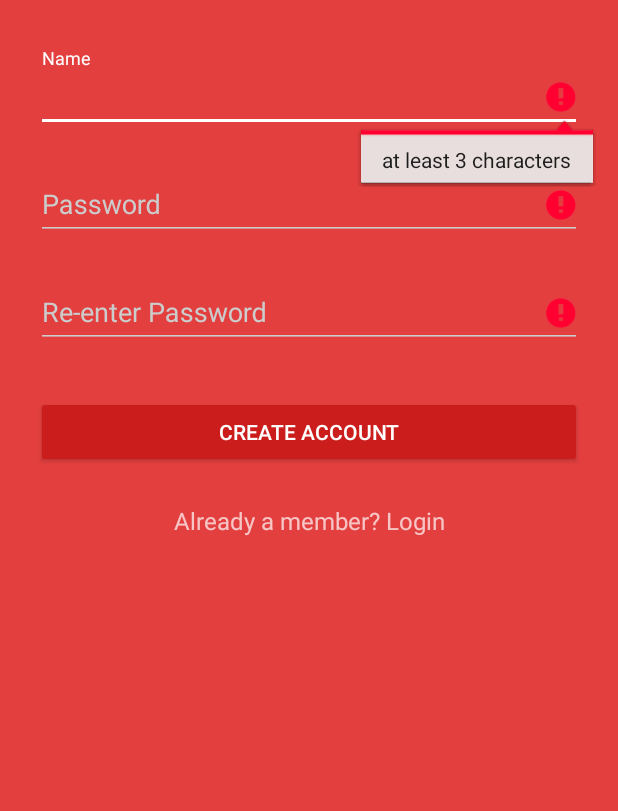
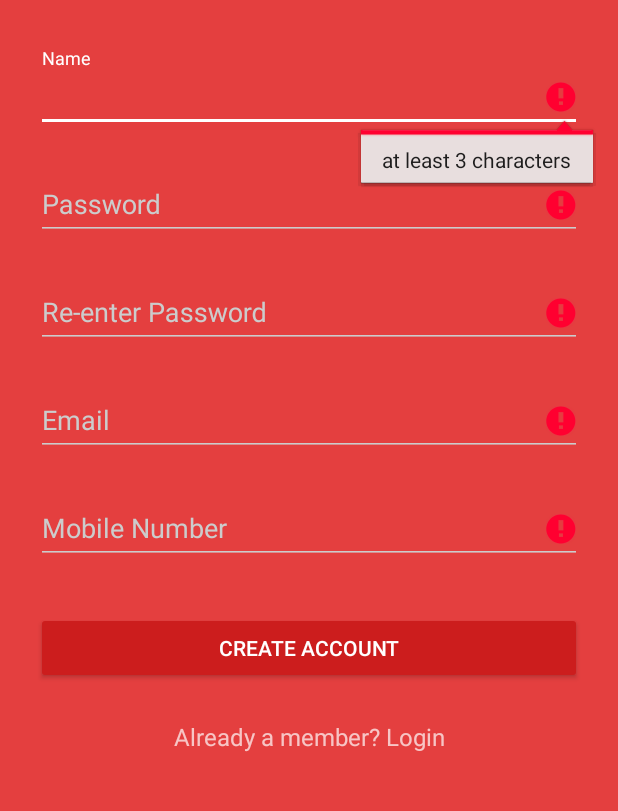
Before and after one commit to anthonyhadi/ProjectAsymmetricFingerprint, an Android app: the RegisterActivity screen opened directly, with no data from a screen before it, after a tap on "CREATE ACCOUNT", on a phone screen of 412 x 824 dp, the part 192-1003 px from its top. Run offline under Robolectric (Android 15) with nearby library versions, the phone set to English and light mode, and no system bars; our stand-ins replace ButterKnife.

Commit message:
add mobile and email field on register page

```diff
--- a/Application/src/main/java/com/example/android/asymmetricfingerprintdialog/RegisterActivity.java
+++ b/Application/src/main/java/com/example/android/asymmetricfingerprintdialog/RegisterActivity.java
@@ -18,6 +18,8 @@ public class RegisterActivity extends AppCompatActivity {
     private static final String TAG = "SignupActivity";
 
     @Bind(R.id.input_name) EditText _nameText;
+    @Bind(R.id.input_email) EditText _emailText;
+    @Bind(R.id.input_mobile) EditText _mobileText;
     @Bind(R.id.input_password) EditText _passwordText;
     @Bind(R.id.input_reEnterPassword) EditText _reEnterPasswordText;
     @Bind(R.id.btn_signup) Button _signupButton;
@@ -67,20 +69,14 @@ public class RegisterActivity extends AppCompatActivity {
         progressDialog.show();
 
         userId = _nameText.getText().toString();
+        String email = _emailText.getText().toString();
+        String mobile = _mobileText.getText().toString();
         password = _passwordText.getText().toString();
 
-        // TODO: Implement your own signup logic here.
+        // TODO: call services /generatePin {userId,password,email,mobile}
 
-        new android.os.Handler().postDelayed(
-                new Runnable() {
-                    public void run() {
-                        // On complete call either onSignupSuccess or onSignupFailed
-                        // depending on success
-                        onSignupSuccess();
-                        // onSignupFailed();
-                        progressDialog.dismiss();
-                    }
-                }, 3000);
+
+        progressDialog.dismiss();
     }
 
     public void onSignupSuccess() {
@@ -105,6 +101,8 @@ public class RegisterActivity extends AppCompatActivity {
         boolean valid = true;
 
         String name = _nameText.getText().toString();
+        String email = _emailText.getText().toString();
+        String mobile = _mobileText.getText().toString();
         String password = _passwordText.getText().toString();
         String reEnterPassword = _reEnterPasswordText.getText().toString();
 
@@ -113,6 +111,20 @@ public class RegisterActivity extends AppCompatActivity {
             valid = false;
         } else {
             _nameText.setError(null);
+        }
+
+        if (email.isEmpty() || !android.util.Patterns.EMAIL_ADDRESS.matcher(email).matches()) {
+            _emailText.setError("enter a valid email address");
+            valid = false;
+        } else {
+            _emailText.setError(null);
+        }
+
+        if (mobile.isEmpty() || mobile.length()!=10) {
+            _mobileText.setError("Enter Valid Mobile Number");
+            valid = false;
+        } else {
+            _mobileText.setError(null);
         }
 
         if (password.isEmpty() || password.length() < 4 || password.length() > 10) {
--- a/Application/src/main/java/com/example/android/asymmetricfingerprintdialog/VerifyActivity.java
+++ b/Application/src/main/java/com/example/android/asymmetricfingerprintdialog/VerifyActivity.java
@@ -56,12 +56,8 @@ public class VerifyActivity extends AppCompatActivity {
                 progressDialog.setMessage("Verifying PIN...");
                 progressDialog.show();
                 // TODO: call service /enroll {userId, password, publicKey, pin}
-                if (str.toString().equals("1234")) {
-                    Toast.makeText(getBaseContext(), "Verify PIN success", Toast.LENGTH_LONG).show();
-                } else {
-                    Toast.makeText(getBaseContext(), "Verify PIN failed", Toast.LENGTH_LONG).show();
-                    _pinEntry.setText(null);
-                }
+
+                _pinEntry.setText(null);
                 progressDialog.dismiss();
             }
         });
--- a/Application/src/main/res/layout/activity_register.xml
+++ b/Application/src/main/res/layout/activity_register.xml
@@ -59,6 +59,32 @@
                 android:hint="Re-enter Password"/>
         </android.support.design.widget.TextInputLayout>
 
+        <!--  Email Label -->
+        <android.support.design.widget.TextInputLayout
+            android:layout_width="match_parent"
+            android:layout_height="wrap_content"
+            android:layout_marginTop="8dp"
+            android:layout_marginBottom="8dp">
+            <EditText android:id="@+id/input_email"
+                android:layout_width="match_parent"
+                android:layout_height="wrap_content"
+                android:inputType="textEmailAddress"
+                android:hint="Email" />
+        </android.support.design.widget.TextInputLayout>
+
+        <!-- mobile number -->
+        <android.support.design.widget.TextInputLayout
+            android:layout_width="match_parent"
+            android:layout_height="wrap_content"
+            android:layout_marginTop="8dp"
+            android:layout_marginBottom="8dp">
+            <EditText android:id="@+id/input_mobile"
+                android:layout_width="match_parent"
+                android:layout_height="wrap_content"
+                android:inputType="number"
+                android:hint="Mobile Number" />
+        </android.support.design.widget.TextInputLayout>
+
         <!-- Signup Button -->
         <android.support.v7.widget.AppCompatButton
             android:id="@+id/btn_signup"
```
